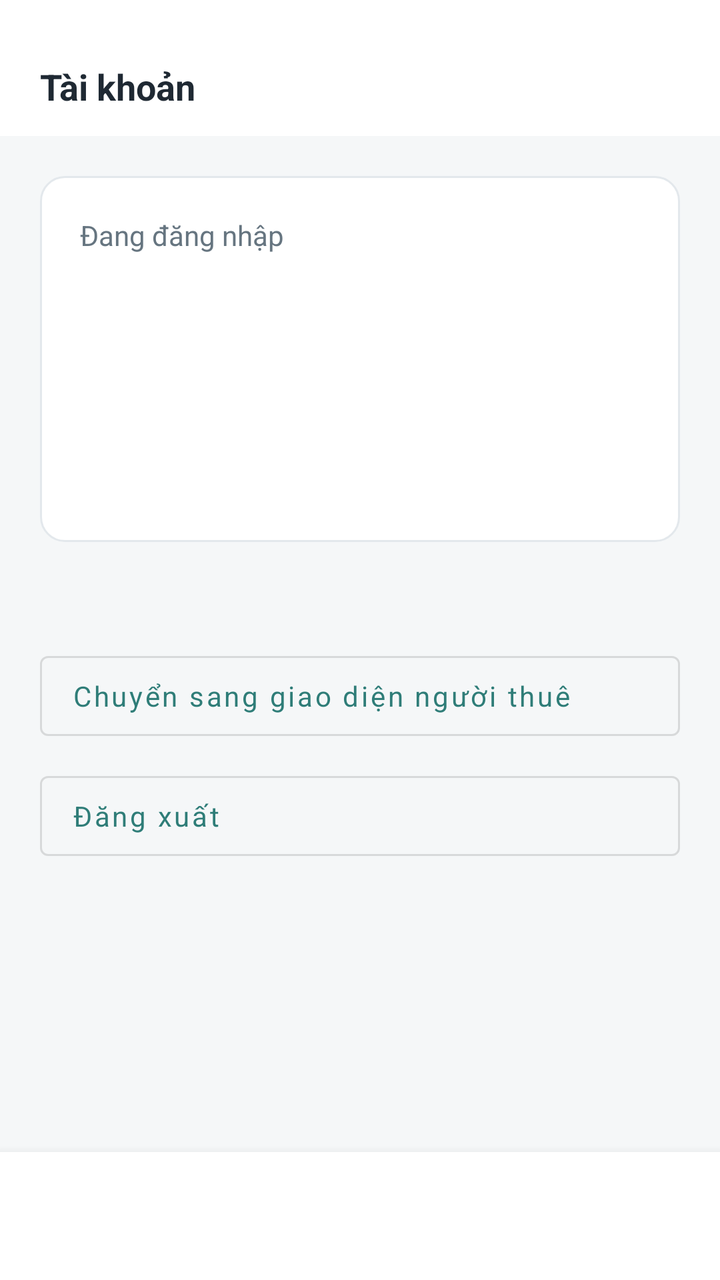
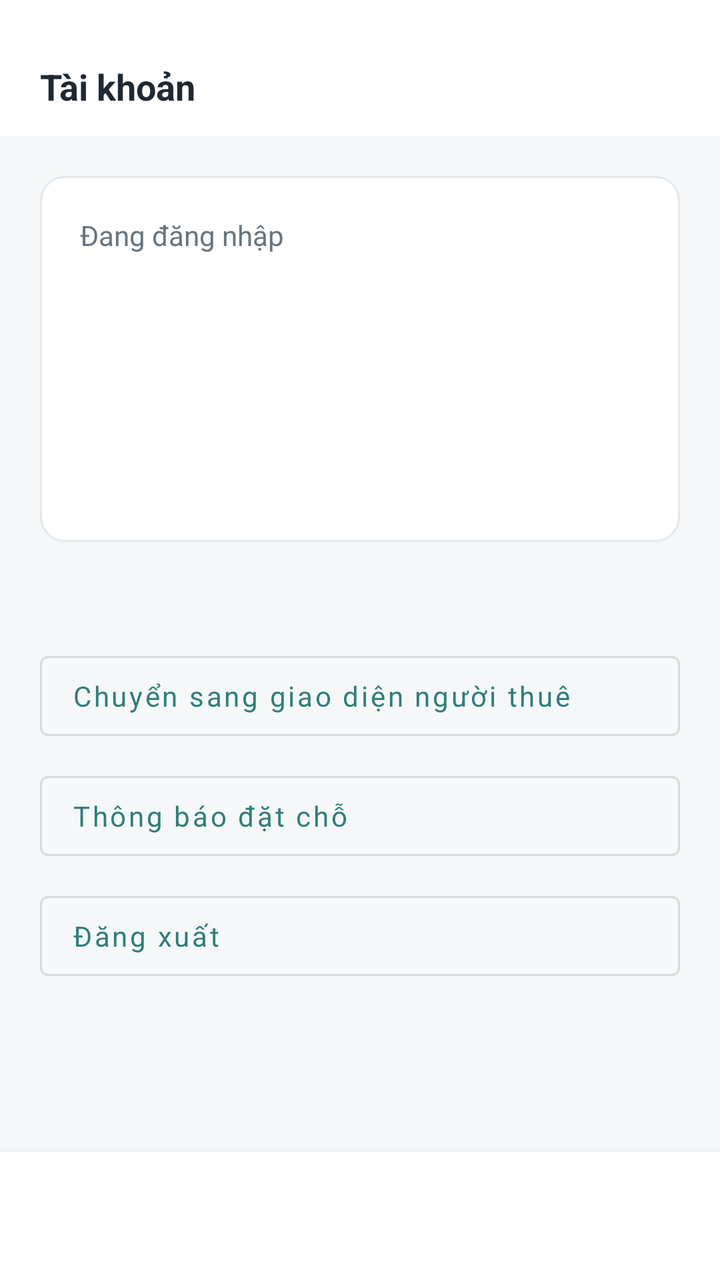

An Android layout rendered at two revisions. The XML below is the earlier revision; the diff shows what the commit changed to produce the second picture.
<!-- AndroidManifest.xml: application theme Theme.BroomSharing -->
<!-- res/layout/activity_role_account.xml -->
<?xml version="1.0" encoding="utf-8"?>
<LinearLayout xmlns:android="http://schemas.android.com/apk/res/android" android:id="@+id/workspaceRoot" android:layout_width="match_parent" android:layout_height="match_parent" android:orientation="vertical" android:background="@color/screen_bg">
    <LinearLayout android:layout_width="match_parent" android:layout_height="wrap_content" android:minHeight="68dp" android:orientation="vertical" android:paddingStart="20dp" android:paddingEnd="20dp" android:paddingTop="12dp" android:paddingBottom="12dp" android:background="@color/white">
        <TextView android:id="@+id/roleLabel" style="@style/WorkspaceBody" android:text="" android:textStyle="bold" android:textColor="@color/teal_dark"/>
        <TextView style="@style/WorkspaceSection" android:text="@string/workspace_account"/>
    </LinearLayout>
    <ScrollView android:layout_width="match_parent" android:layout_height="0dp" android:layout_weight="1" android:fillViewport="true">
        <LinearLayout android:layout_width="match_parent" android:layout_height="wrap_content" android:orientation="vertical" android:padding="20dp">
            <LinearLayout android:layout_width="match_parent" android:layout_height="wrap_content" android:orientation="vertical" android:padding="20dp" android:background="@drawable/bg_card">
                <TextView style="@style/WorkspaceBody" android:text="@string/workspace_signed_in"/>
                <TextView android:id="@+id/accountName" style="@style/WorkspaceTitle" android:text="" android:layout_marginTop="8dp"/>
                <TextView android:id="@+id/accountEmail" style="@style/WorkspaceBody" android:text="" android:layout_marginTop="8dp"/>
                <TextView android:id="@+id/accountUsername" style="@style/WorkspaceBody" android:text="" android:layout_marginTop="8dp"/>
                <TextView android:id="@+id/accountPhone" style="@style/WorkspaceBody" android:text="" android:layout_marginTop="8dp"/>
            </LinearLayout>
            <TextView android:id="@+id/accountNote" style="@style/WorkspaceBody" android:text="" android:layout_marginTop="24dp"/>
            <com.google.android.material.button.MaterialButton android:id="@+id/switchToRenter" style="@style/WorkspaceAction" android:text="@string/workspace_renter_switch"/>
            <com.google.android.material.button.MaterialButton android:id="@+id/accountSignOut" style="@style/WorkspaceAction" android:text="@string/workspace_signout"/>
        </LinearLayout>
    </ScrollView>
    <include layout="@layout/view_management_navigation"/>
</LinearLayout>
<!-- res/layout/view_management_navigation.xml (included above) -->
<?xml version="1.0" encoding="utf-8"?>
<com.google.android.material.bottomnavigation.BottomNavigationView xmlns:android="http://schemas.android.com/apk/res/android" xmlns:app="http://schemas.android.com/apk/res-auto" android:id="@+id/managementNavigation" android:layout_width="match_parent" android:layout_height="wrap_content" android:minHeight="64dp" android:background="@color/white" app:labelVisibilityMode="labeled" app:itemHorizontalTranslationEnabled="false" app:itemIconSize="22dp" app:itemIconTint="@color/guest_nav_tint" app:itemTextColor="@color/guest_nav_tint"/>
<!-- resources referenced by this layout -->
<resources>
  <color name="screen_bg">#F5F7F8</color>
  <color name="teal_dark">#246863</color>
  <color name="white">#FFFFFF</color>
  <!-- drawable bg_card (drawable) -->
  <shape xmlns:android="http://schemas.android.com/apk/res/android" android:shape="rectangle">
      <solid android:color="@color/white" />
      <corners android:radius="12dp" />
      <stroke android:width="1dp" android:color="@color/border" />
  </shape>
  <string name="workspace_account">Tài khoản</string>
  <string name="workspace_renter_switch">Chuyển sang giao diện người thuê</string>
  <string name="workspace_signed_in">Đang đăng nhập</string>
  <string name="workspace_signout">Đăng xuất</string>
  <style name="WorkspaceAction" parent="Widget.MaterialComponents.Button.OutlinedButton"><item name="android:layout_width">match_parent</item><item name="android:layout_height">wrap_content</item><item name="android:minHeight">52dp</item><item name="android:textAllCaps">false</item><item name="android:gravity">start|center_vertical</item><item name="android:paddingStart">16dp</item><item name="android:paddingEnd">16dp</item><item name="android:layout_marginTop">8dp</item></style>
  <style name="WorkspaceBody"><item name="android:layout_width">match_parent</item><item name="android:layout_height">wrap_content</item><item name="android:textSize">14sp</item><item name="android:textColor">@color/text_secondary</item><item name="android:lineSpacingExtra">3dp</item></style>
  <style name="WorkspaceSection" parent="WorkspaceBody"><item name="android:textSize">18sp</item><item name="android:textStyle">bold</item><item name="android:textColor">@color/text_primary</item></style>
  <style name="WorkspaceTitle"><item name="android:layout_width">match_parent</item><item name="android:layout_height">wrap_content</item><item name="android:textSize">26sp</item><item name="android:textStyle">bold</item><item name="android:textColor">@color/navy</item></style>
  <style name="Theme.BroomSharing" parent="Theme.MaterialComponents.DayNight.NoActionBar">
          <item name="colorPrimary">@color/teal</item>
          <item name="colorSecondary">@color/teal</item>
          <item name="colorPrimaryVariant">@color/teal_dark</item>
          <item name="colorOnPrimary">@color/white</item>
          <item name="android:fontFamily">sans-serif</item>
          <item name="android:windowLightStatusBar">true</item>
          <item name="android:statusBarColor">@color/white</item>
          <item name="android:navigationBarColor">@color/white</item>
          <item name="android:windowBackground">@color/screen_bg</item>
      </style>
  <color name="border">#E3E8EC</color>
  <color name="text_secondary">#667580</color>
  <color name="text_primary">#1F2933</color>
  <color name="navy">#173A57</color>
  <color name="teal">#2F7D78</color>
</resources>

<!-- the commit's change to res/layout/activity_role_account.xml (unified diff, before → after) -->
@@ -15,6 +15,7 @@
             </LinearLayout>
             <TextView android:id="@+id/accountNote" style="@style/WorkspaceBody" android:text="" android:layout_marginTop="24dp"/>
             <com.google.android.material.button.MaterialButton android:id="@+id/switchToRenter" style="@style/WorkspaceAction" android:text="@string/workspace_renter_switch"/>
+            <com.google.android.material.button.MaterialButton android:id="@+id/accountNotices" style="@style/WorkspaceAction" android:text="Thông báo đặt chỗ"/>
             <com.google.android.material.button.MaterialButton android:id="@+id/accountSignOut" style="@style/WorkspaceAction" android:text="@string/workspace_signout"/>
         </LinearLayout>
     </ScrollView>
